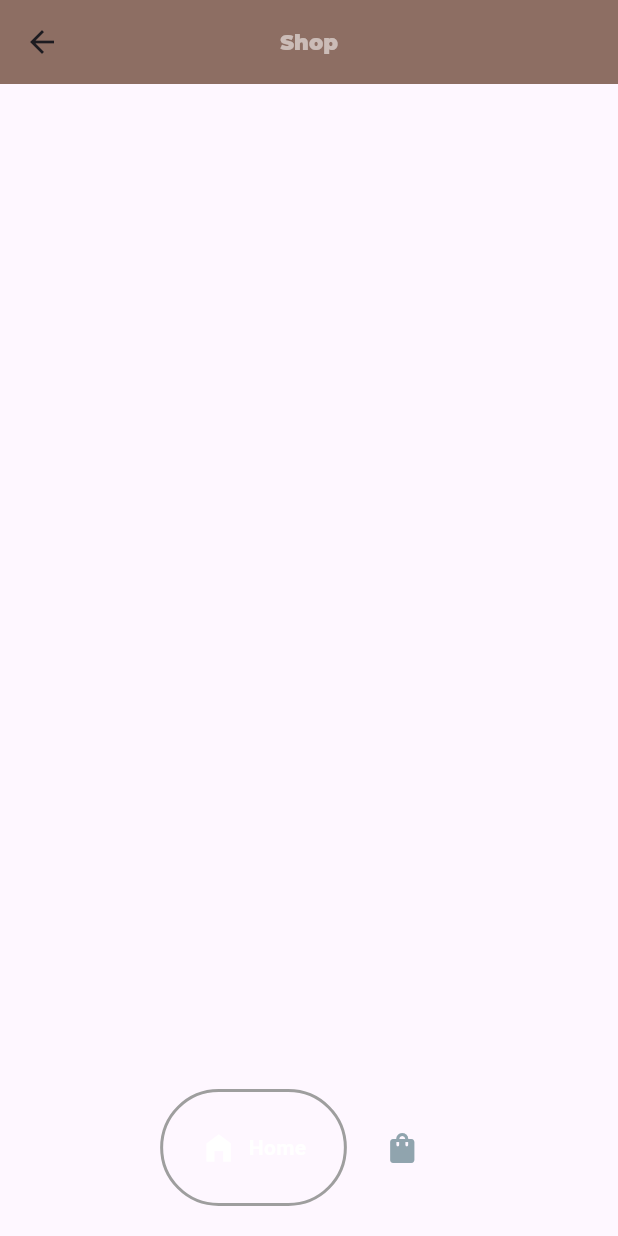
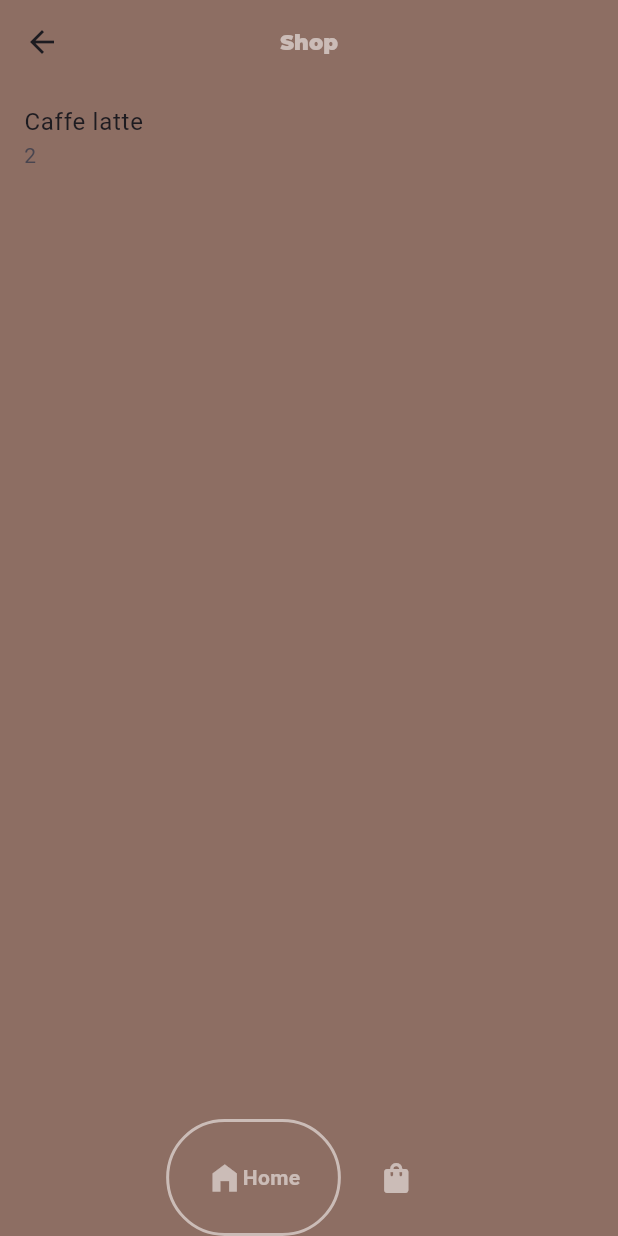
Before and after one commit to AbdulrahmanAbusnena/twister, a Flutter app: the screen it shows after launch, after a tap on "Enter", on a phone screen of 412 x 824 dp. Run offline on Flutter 3.47's test engine with Material 3 defaults, Android fonts, the phone set to English and light mode, and no system bars; drawn by our look-alikes of google_nav_bar; our stand-ins replace gap, google_fonts.

Commit message:
git commit

```diff
--- /dev/null
+++ b/devtools_options.yaml
@@ -0,0 +1 @@
+extensions:
--- a/lib/Pages/cartpage.dart
+++ b/lib/Pages/cartpage.dart
@@ -9,11 +9,12 @@ class CartPage extends StatelessWidget {
     return Scaffold(
       backgroundColor: Colors.brown[400],
       appBar: AppBar(
+        backgroundColor: Colors.brown[400],
         title: Text('Cart',
             style: GoogleFonts.montserrat(
               fontSize: 14,
               fontWeight: FontWeight.w900,
-              color: Colors.white70,
+              color: Colors.white54,
             )),
         centerTitle: true,
         elevation: 0.0,
--- a/lib/Pages/registration.dart
+++ b/lib/Pages/registration.dart
@@ -37,6 +37,14 @@ class _RegistrationViewState extends State<RegistrationView> {
           mainAxisAlignment: MainAxisAlignment.center,
           crossAxisAlignment: CrossAxisAlignment.center,
           children: [
+            Image.asset(
+              'assets/coffe2.jpg',
+              height: 100,
+              width: 100,
+            ),
+            SizedBox(
+              height: 50,
+            ),
             ElevatedButton(
               style: buttonTheme,
               onPressed: () {
--- a/lib/Pages/shopage.dart
+++ b/lib/Pages/shopage.dart
@@ -1,6 +1,9 @@
 import 'package:flutter/material.dart';
 import 'package:google_fonts/google_fonts.dart';
+import 'package:provider/provider.dart';
+import 'package:twister/modules/shop.dart';
 
+// what is the best keyboad to buy this two years I swear I can't
 class ShopPage extends StatefulWidget {
   const ShopPage({super.key});
 
@@ -9,9 +12,13 @@ class ShopPage extends StatefulWidget {
 }
 
 class _ShopPageState extends State<ShopPage> {
+  //  list of the ListView
+
   @override
   Widget build(BuildContext context) {
-    return Scaffold(
+    return Consumer<CoffeShop>(
+      builder: (context, value, child) => Scaffold(
+        backgroundColor: Colors.brown[400],
         appBar: AppBar(
           backgroundColor: Colors.brown[400],
           title: Text(
@@ -25,6 +32,22 @@ class _ShopPageState extends State<ShopPage> {
           centerTitle: true,
           elevation: 0.0,
         ),
+        body: Column(children: [
+          Expanded(
+            child: ListView.builder(
+              itemCount: value.shop.length,
+              itemBuilder: (context, index) {
+                return ListTile(
+                  title: Text(
+                    value.shop[index].name,
+                  ),
+                  subtitle: Text(value.shop[index].price),
+                );
+              },
+            ),
+          ),
+        ]),
+      ),
     );
   }
 }
--- a/lib/components/gnev.dart
+++ b/lib/components/gnev.dart
@@ -9,15 +9,15 @@ class NavBar extends StatelessWidget {
 
   @override
   Widget build(BuildContext context) {
-    return Padding(
-      padding: const EdgeInsets.only(bottom: 20.0),
-      child: GNav(
+    return GNav(
       onTabChange: (value) => onTabChange!(value),
       mainAxisAlignment: MainAxisAlignment.center,
-        activeColor: Colors.white,
-        color: Colors.blueGrey[300],
-        tabActiveBorder: Border.all(color: Colors.grey, width: 2),
-        gap: 8,
+
+      activeColor: Colors.white54,
+      color: Colors.white54,
+      tabActiveBorder: Border.all(color: Colors.white54, width: 2),
+      //  gap: 8,
+      backgroundColor: Color.fromARGB(255, 141, 110, 99),
       tabs: const [
         // Home
         GButton(
@@ -30,7 +30,6 @@ class NavBar extends StatelessWidget {
           text: 'Cart',
         ),
       ],
-      ),
     );
   }
 }
--- a/lib/main.dart
+++ b/lib/main.dart
@@ -1,7 +1,9 @@
 import 'package:flutter/material.dart';
+import 'package:provider/provider.dart';
 //import 'package:google_nav_bar/google_nav_bar.dart';
 //import 'package:twister/Designs/themes.dart';
 import 'package:twister/Pages/registration.dart';
+import 'package:twister/modules/shop.dart';
 
 void main() {
   runApp(const Main());
@@ -17,11 +19,14 @@ class Main extends StatefulWidget {
 class _MainState extends State<Main> {
   @override
   Widget build(BuildContext context) {
-    return MaterialApp(
-      debugShowCheckedModeBanner: false,
-      title: 'Twister',
-      theme: ThemeData(),
-      home: const RegistrationView(),
+    return ChangeNotifierProvider(
+      builder: (context, child) => MaterialApp(
+        debugShowCheckedModeBanner: false,
+        title: 'Twister',
+        theme: ThemeData(),
+        home: const RegistrationView(),
+      ),
+      create: (context) => CoffeShop(),
     );
   }
 }
--- a/lib/modules/shop.dart
+++ b/lib/modules/shop.dart
@@ -1,6 +1,7 @@
+import 'package:flutter/material.dart';
 import 'package:twister/modules/drinks.dart';
 
-class CoffeShop {
+class CoffeShop extends ChangeNotifier {
 // list of drinks for sale
   final List<Drinks> _shop = [
     Drinks(name: 'Caffe latte', price: '2', imagepath: 'assets/coffe3.jpg'),
@@ -14,10 +15,12 @@ class CoffeShop {
   // add drink to cart
   void addDrinktoCart(Drinks drink) {
     _usercart.add(drink);
+    notifyListeners();
   }
 
   // remove drink from cart
   void removeDrinkfromCart(Drinks drink) {
     _usercart.remove(drink);
+    notifyListeners();
   }
 }
--- a/pubspec.yaml
+++ b/pubspec.yaml
@@ -39,6 +39,7 @@ dependencies:
   google_nav_bar: ^5.0.6
   flutter_animate: ^4.3.0
   gap: ^3.0.1
+  provider: ^6.1.1
 
 dev_dependencies:
   flutter_test:
```
Also changed, not shown: lib/components/listview.dart (added, +24 -0 lines), pubspec.lock. Lines whose indentation alone changed are shown as unchanged.
